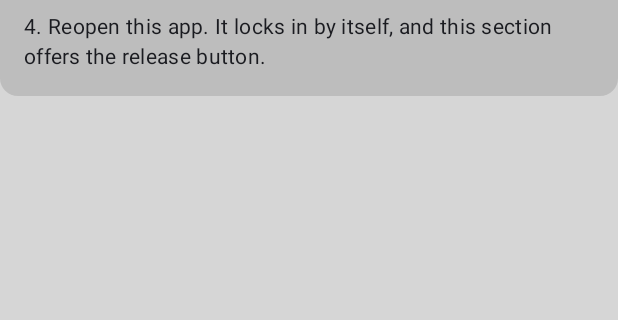
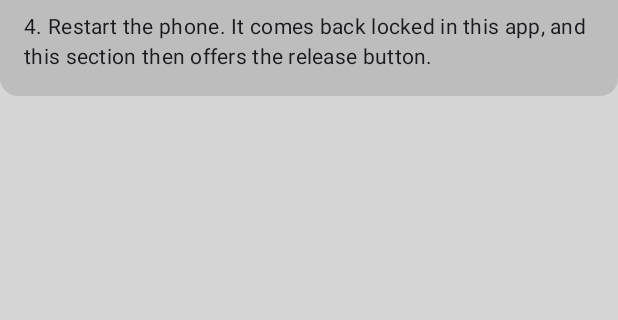
Before and after one commit to eduardoarantes/aircon_daikin_app, an Android app built with Jetpack Compose: the composable KioskSection shown on its own in the app's theme, on a phone screen of 412 x 824 dp, the part 450-770 px from its top. Run offline under Robolectric (Android 15) with nearby library versions, the phone set to English and light mode, and no system bars.

Commit message:
Tell the user to restart the phone after making the app device owner
Reopening the app only re-pins the screen; the full kiosk lock starts after
a reboot.

Co-Authored-By: Claude Opus 5.5 <noreply@anthropic.com>

```diff
--- a/app/src/main/java/com/example/airconapp/ui/screens/SettingsScreen.kt
+++ b/app/src/main/java/com/example/airconapp/ui/screens/SettingsScreen.kt
@@ -287,7 +287,7 @@ private fun KioskSection() {
                     )
                 }
                 Text(
-                    "4. Reopen this app. It locks in by itself, and this section offers the release button.",
+                    "4. Restart the phone. It comes back locked in this app, and this section then offers the release button.",
                     style = MaterialTheme.typography.bodyMedium
                 )
             }
```
